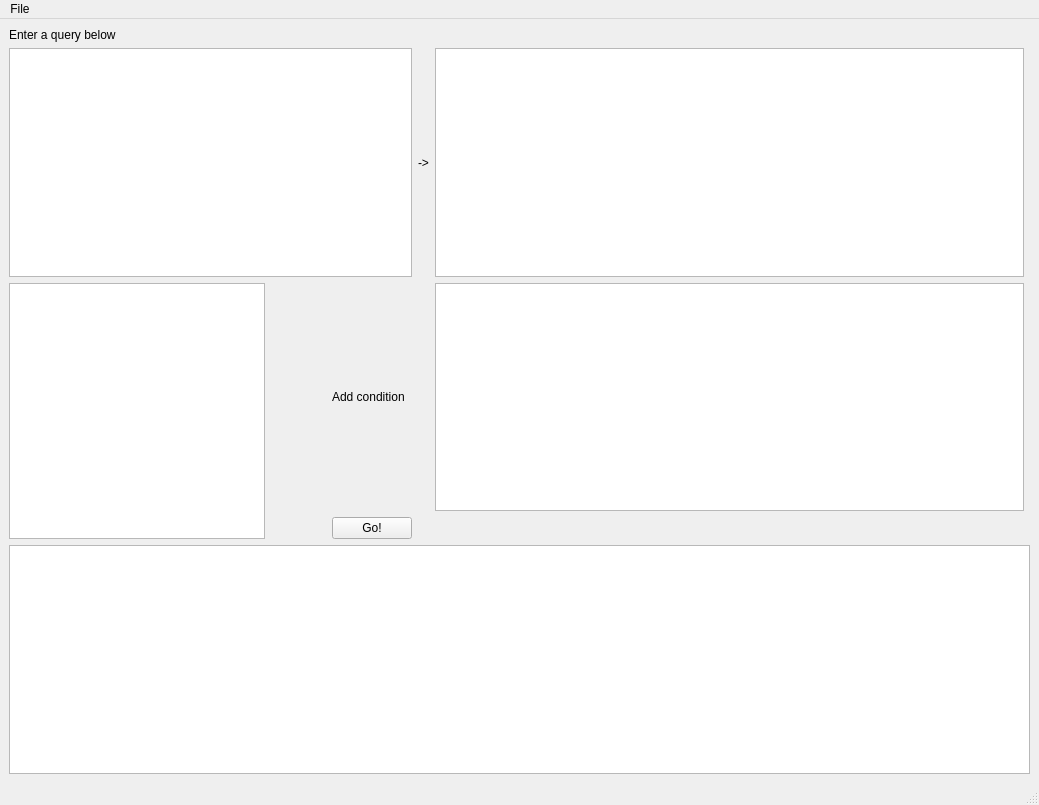
Before: the Qt Designer form ui/Mockup_UI_query_program.ui in WSU-CPTS415-ParquetParkour/Amazon-CoPurchasing, drawn with Qt 5.
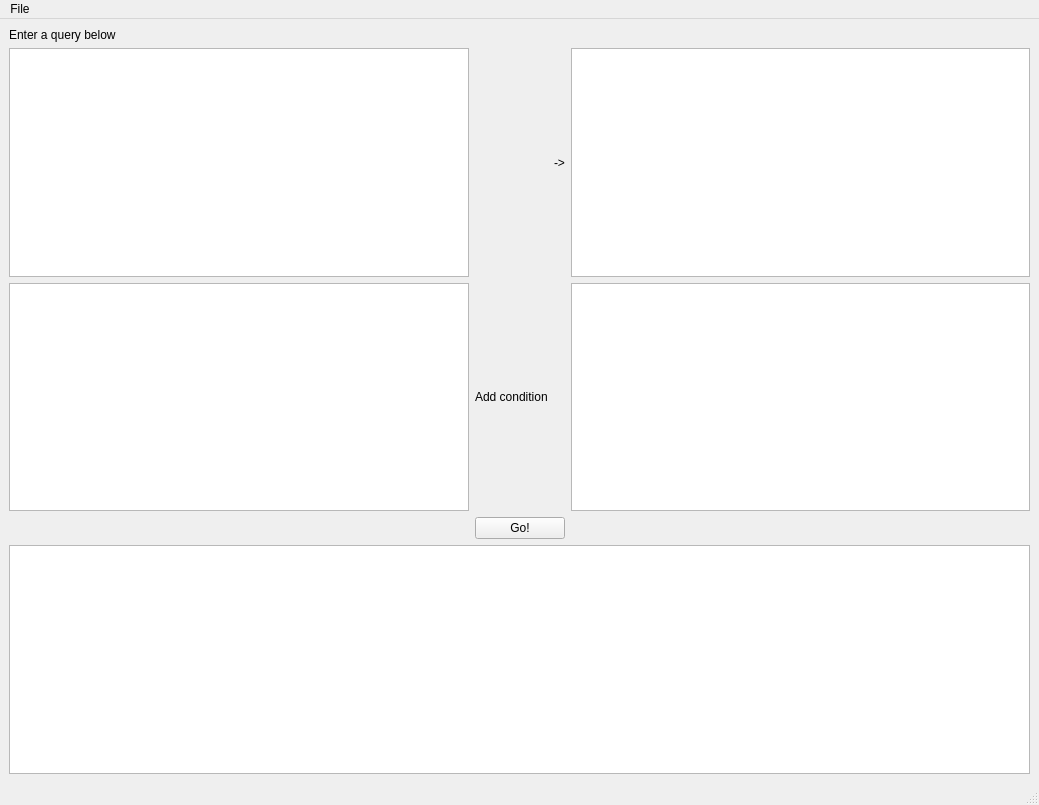
After: the same form once the commit is applied.

Commit message: removed tableWidget, replaced with textEdit_2

```diff
--- a/ui/Mockup_UI_query_program.ui
+++ b/ui/Mockup_UI_query_program.ui
@@ -15,43 +15,40 @@
   </property>
   <widget class="QWidget" name="centralwidget">
    <layout class="QGridLayout" name="gridLayout">
-    <item row="1" column="0" colspan="4">
+    <item row="0" column="0">
+     <widget class="QLabel" name="label">
+      <property name="text">
+       <string>Enter a query below</string>
+      </property>
+     </widget>
+    </item>
+    <item row="1" column="0">
      <widget class="QListWidget" name="listWidget"/>
     </item>
-    <item row="1" column="4">
+    <item row="1" column="2">
      <widget class="QLabel" name="label_3">
       <property name="text">
        <string>-&gt;</string>
       </property>
      </widget>
     </item>
-    <item row="2" column="0" rowspan="2" colspan="2">
-     <widget class="QTextEdit" name="textEdit"/>
-    </item>
-    <item row="4" column="0" colspan="7">
-     <widget class="QTableWidget" name="tableWidget"/>
-    </item>
-    <item row="1" column="5">
+    <item row="1" column="3">
      <widget class="QListWidget" name="listWidget_2"/>
     </item>
-    <item row="0" column="0" colspan="2">
-     <widget class="QLabel" name="label">
-      <property name="text">
-       <string>Enter a query below</string>
-      </property>
-     </widget>
+    <item row="2" column="0">
+     <widget class="QTextEdit" name="textEdit"/>
     </item>
-    <item row="2" column="5">
-     <widget class="QListWidget" name="listWidget_3"/>
-    </item>
-    <item row="2" column="3">
+    <item row="2" column="1">
      <widget class="QLabel" name="label_2">
       <property name="text">
        <string>Add condition</string>
       </property>
      </widget>
     </item>
-    <item row="3" column="3">
+    <item row="2" column="3">
+     <widget class="QListWidget" name="listWidget_3"/>
+    </item>
+    <item row="3" column="1" colspan="2">
      <widget class="QPushButton" name="pushButton">
       <property name="mouseTracking">
        <bool>false</bool>
@@ -61,6 +58,9 @@
       </property>
      </widget>
     </item>
+    <item row="4" column="0" colspan="4">
+     <widget class="QTextEdit" name="textEdit_2"/>
+    </item>
    </layout>
   </widget>
   <widget class="QMenuBar" name="menubar">
```
